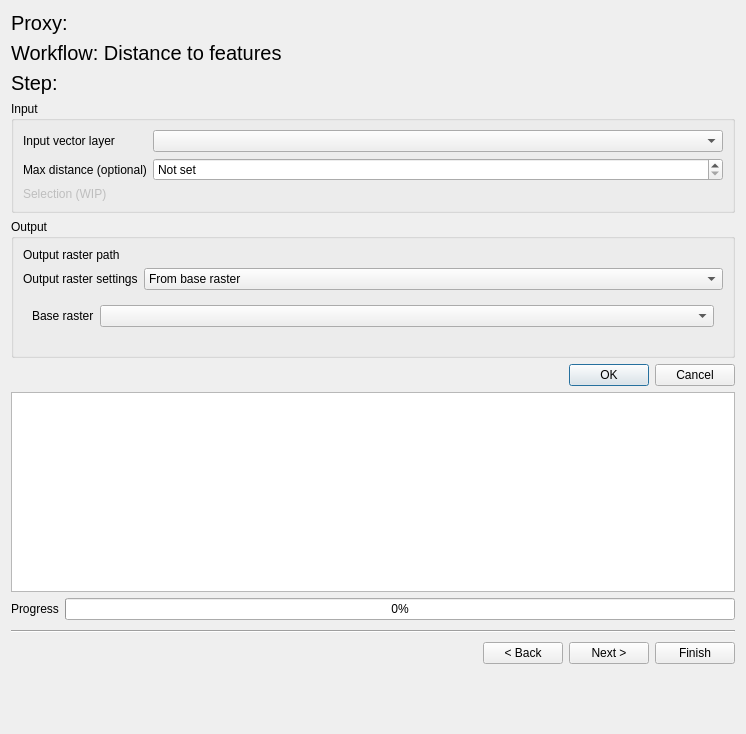
Qt form eis_qgis_plugin/resources/ui/mineral_proxies/proxy_workflow1_dist_to_features.ui (GispoCoding/eis_qgis_plugin) before a commit.
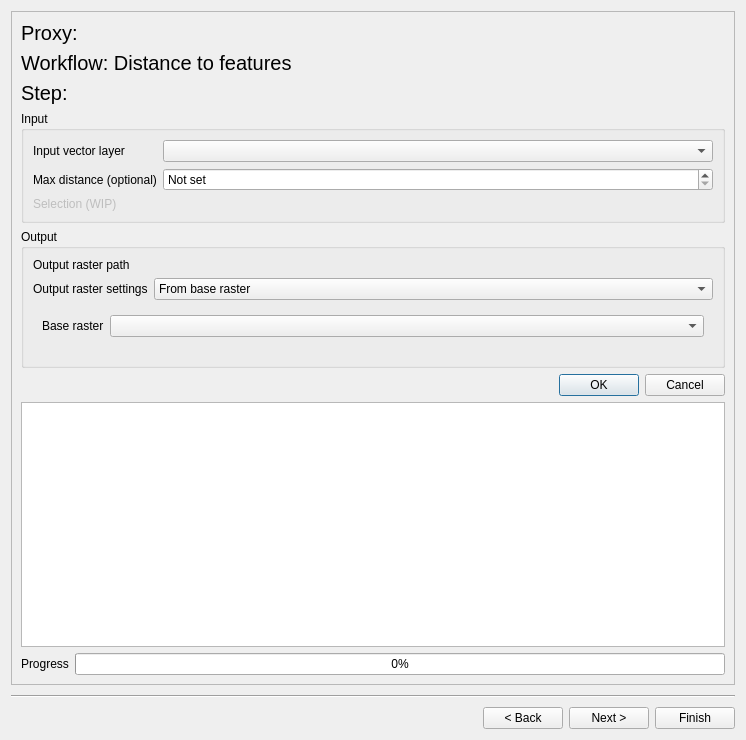
The same form after that commit. Custom widgets are drawn as their Qt base class.

Commit message: fix(wizard-proxies): fix UI resizing issue caused by lack of scroll widgets for proxy workflow steps

```diff
--- a/eis_qgis_plugin/resources/ui/mineral_proxies/proxy_workflow1_dist_to_features.ui
+++ b/eis_qgis_plugin/resources/ui/mineral_proxies/proxy_workflow1_dist_to_features.ui
@@ -7,12 +7,27 @@
     <x>0</x>
     <y>0</y>
     <width>746</width>
-    <height>734</height>
+    <height>740</height>
    </rect>
   </property>
   <property name="windowTitle">
    <string>Form</string>
   </property>
+  <layout class="QVBoxLayout" name="verticalLayout_4">
+   <item>
+    <widget class="QScrollArea" name="scrollArea">
+     <property name="widgetResizable">
+      <bool>true</bool>
+     </property>
+     <widget class="QWidget" name="scrollAreaWidgetContents">
+      <property name="geometry">
+       <rect>
+        <x>0</x>
+        <y>0</y>
+        <width>712</width>
+        <height>673</height>
+       </rect>
+      </property>
   <layout class="QVBoxLayout" name="verticalLayout">
    <item>
     <widget class="QLabel" name="proxy_name_label">
@@ -55,6 +70,12 @@
    </item>
    <item>
     <widget class="QGroupBox" name="input_box">
+         <property name="sizePolicy">
+          <sizepolicy hsizetype="Preferred" vsizetype="Maximum">
+           <horstretch>0</horstretch>
+           <verstretch>0</verstretch>
+          </sizepolicy>
+         </property>
      <property name="title">
       <string>Input</string>
      </property>
@@ -125,7 +146,7 @@
    <item>
     <widget class="QGroupBox" name="output_box">
      <property name="sizePolicy">
-      <sizepolicy hsizetype="Preferred" vsizetype="Preferred">
+          <sizepolicy hsizetype="Preferred" vsizetype="Maximum">
        <horstretch>0</horstretch>
        <verstretch>0</verstretch>
       </sizepolicy>
@@ -175,6 +196,12 @@
       </item>
       <item>
        <widget class="QStackedWidget" name="output_raster_settings_pages">
+            <property name="sizePolicy">
+             <sizepolicy hsizetype="Preferred" vsizetype="Maximum">
+              <horstretch>0</horstretch>
+              <verstretch>0</verstretch>
+             </sizepolicy>
+            </property>
         <property name="maximumSize">
          <size>
           <width>16777215</width>
@@ -335,6 +362,10 @@
      </item>
     </layout>
    </item>
+      </layout>
+     </widget>
+    </widget>
+   </item>
    <item>
     <widget class="Line" name="line">
      <property name="minimumSize">
@@ -386,19 +417,6 @@
      </item>
     </layout>
    </item>
-   <item>
-    <spacer name="form_spacer">
-     <property name="orientation">
-      <enum>Qt::Vertical</enum>
-     </property>
-     <property name="sizeHint" stdset="0">
-      <size>
-       <width>20</width>
-       <height>1000</height>
-      </size>
-     </property>
-    </spacer>
-   </item>
   </layout>
  </widget>
  <customwidgets>
```
Lines whose indentation alone changed are shown as unchanged. The commit also changes 2 other files.
